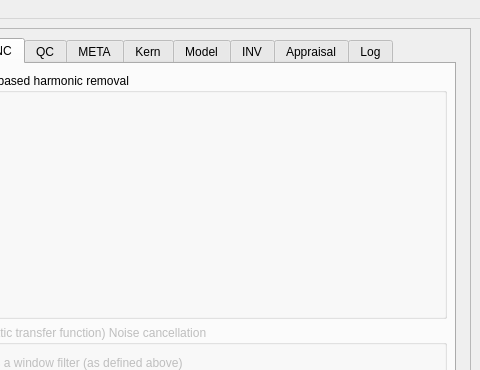
Above: akvo/gui/main.ui from LemmaSoftware/akvo before the change; both pictures show x 662 to 1142 and y 0 to 370 of the 1142 by 875 pixel window. Below: the same form after it.
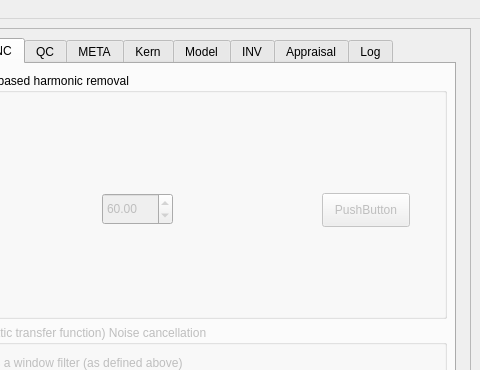
That is the form after the change. The open tabs and pages were chosen to show the change. Custom widgets are drawn as their Qt base class.

```diff
--- a/akvo/gui/main.ui
+++ b/akvo/gui/main.ui
@@ -978,6 +978,35 @@
               <property name="checked">
                <bool>false</bool>
               </property>
+              <widget class="QPushButton" name="harmonicGO">
+               <property name="geometry">
+                <rect>
+                 <x>380</x>
+                 <y>120</y>
+                 <width>88</width>
+                 <height>34</height>
+                </rect>
+               </property>
+               <property name="text">
+                <string>PushButton</string>
+               </property>
+              </widget>
+              <widget class="QDoubleSpinBox" name="f0Spin">
+               <property name="geometry">
+                <rect>
+                 <x>160</x>
+                 <y>120</y>
+                 <width>71</width>
+                 <height>32</height>
+                </rect>
+               </property>
+               <property name="singleStep">
+                <double>0.100000000000000</double>
+               </property>
+               <property name="value">
+                <double>60.000000000000000</double>
+               </property>
+              </widget>
              </widget>
             </item>
             <item>
```
Left out of the diff: 4 changed lines with no effect on the pictures.
